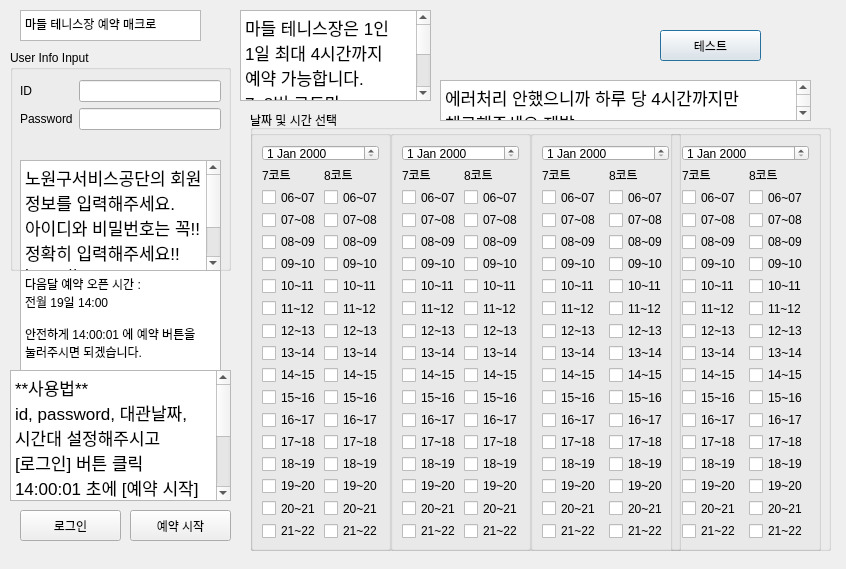
Qt form madeul/madeul.ui (thisIsJooS/Court-Reservation-Macro) before a commit.
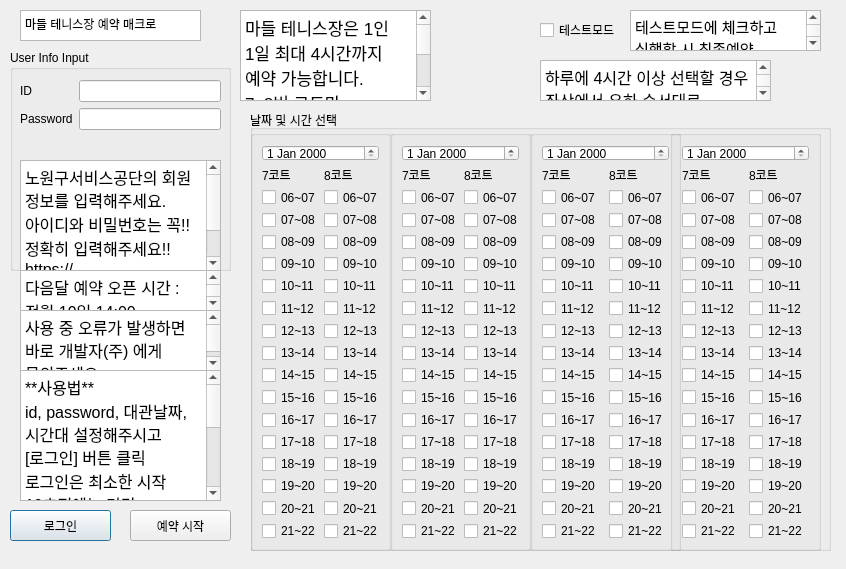
The same form after that commit.

Patch:
```diff
--- a/madeul/madeul.ui
+++ b/madeul/madeul.ui
@@ -39,10 +39,10 @@
 &lt;html&gt;&lt;head&gt;&lt;meta name=&quot;qrichtext&quot; content=&quot;1&quot; /&gt;&lt;style type=&quot;text/css&quot;&gt;
 p, li { white-space: pre-wrap; }
 &lt;/style&gt;&lt;/head&gt;&lt;body style=&quot; font-family:'.AppleSystemUIFont'; font-size:13pt; font-weight:400; font-style:normal;&quot;&gt;
-&lt;p style=&quot; margin-top:0px; margin-bottom:0px; margin-left:0px; margin-right:0px; -qt-block-indent:0; text-indent:0px;&quot;&gt;노원구서비스공단의 회원 정보를 입력해주세요.&lt;/p&gt;
-&lt;p style=&quot; margin-top:0px; margin-bottom:0px; margin-left:0px; margin-right:0px; -qt-block-indent:0; text-indent:0px;&quot;&gt;아이디와 비밀번호는 꼭!!&lt;/p&gt;
-&lt;p style=&quot; margin-top:0px; margin-bottom:0px; margin-left:0px; margin-right:0px; -qt-block-indent:0; text-indent:0px;&quot;&gt;정확히 입력해주세요!!&lt;/p&gt;
-&lt;p style=&quot; margin-top:0px; margin-bottom:0px; margin-left:0px; margin-right:0px; -qt-block-indent:0; text-indent:0px;&quot;&gt;https://reservation.nowonsc.kr/sports/tennis_list&lt;/p&gt;&lt;/body&gt;&lt;/html&gt;</string>
+&lt;p style=&quot; margin-top:0px; margin-bottom:0px; margin-left:0px; margin-right:0px; -qt-block-indent:0; text-indent:0px;&quot;&gt;&lt;span style=&quot; font-size:12pt;&quot;&gt;노원구서비스공단의 회원 정보를 입력해주세요.&lt;/span&gt;&lt;/p&gt;
+&lt;p style=&quot; margin-top:0px; margin-bottom:0px; margin-left:0px; margin-right:0px; -qt-block-indent:0; text-indent:0px;&quot;&gt;&lt;span style=&quot; font-size:12pt;&quot;&gt;아이디와 비밀번호는 꼭!!&lt;/span&gt;&lt;/p&gt;
+&lt;p style=&quot; margin-top:0px; margin-bottom:0px; margin-left:0px; margin-right:0px; -qt-block-indent:0; text-indent:0px;&quot;&gt;&lt;span style=&quot; font-size:12pt;&quot;&gt;정확히 입력해주세요!!&lt;/span&gt;&lt;/p&gt;
+&lt;p style=&quot; margin-top:0px; margin-bottom:0px; margin-left:0px; margin-right:0px; -qt-block-indent:0; text-indent:0px;&quot;&gt;&lt;span style=&quot; font-size:12pt;&quot;&gt;https://reservation.nowonsc.kr/sports/tennis_list&lt;/span&gt;&lt;/p&gt;&lt;/body&gt;&lt;/html&gt;</string>
     </property>
    </widget>
    <widget class="QWidget" name="formLayoutWidget">
@@ -78,23 +78,10 @@
     </layout>
    </widget>
   </widget>
-  <widget class="QPushButton" name="testBtn">
-   <property name="geometry">
-    <rect>
-     <x>660</x>
-     <y>30</y>
-     <width>101</width>
-     <height>31</height>
-    </rect>
-   </property>
-   <property name="text">
-    <string>테스트</string>
-   </property>
-  </widget>
   <widget class="QPushButton" name="loginBtn">
    <property name="geometry">
     <rect>
-     <x>20</x>
+     <x>10</x>
      <y>510</y>
      <width>101</width>
      <height>31</height>
@@ -1174,28 +1161,12 @@
 &lt;p style=&quot; margin-top:0px; margin-bottom:0px; margin-left:0px; margin-right:0px; -qt-block-indent:0; text-indent:0px;&quot;&gt;나머지 코트 : 고정대관 + 레슨&lt;/p&gt;&lt;/body&gt;&lt;/html&gt;</string>
    </property>
   </widget>
-  <widget class="QPlainTextEdit" name="plainTextEdit_3">
-   <property name="geometry">
-    <rect>
-     <x>20</x>
-     <y>270</y>
-     <width>201</width>
-     <height>101</height>
-    </rect>
-   </property>
-   <property name="plainText">
-    <string>다음달 예약 오픈 시간 : 
-전월 19일 14:00
-
-안전하게 14:00:01 에 예약 버튼을 눌러주시면 되겠습니다.</string>
-   </property>
-  </widget>
   <widget class="QTextBrowser" name="textBrowser_2">
    <property name="geometry">
     <rect>
-     <x>440</x>
-     <y>80</y>
-     <width>371</width>
+     <x>540</x>
+     <y>60</y>
+     <width>231</width>
      <height>41</height>
     </rect>
    </property>
@@ -1204,15 +1175,15 @@
 &lt;html&gt;&lt;head&gt;&lt;meta name=&quot;qrichtext&quot; content=&quot;1&quot; /&gt;&lt;style type=&quot;text/css&quot;&gt;
 p, li { white-space: pre-wrap; }
 &lt;/style&gt;&lt;/head&gt;&lt;body style=&quot; font-family:'.AppleSystemUIFont'; font-size:13pt; font-weight:400; font-style:normal;&quot;&gt;
-&lt;p style=&quot; margin-top:0px; margin-bottom:0px; margin-left:0px; margin-right:0px; -qt-block-indent:0; text-indent:0px;&quot;&gt;에러처리 안했으니까 하루 당 4시간까지만 체크해주세요 제발&lt;/p&gt;&lt;/body&gt;&lt;/html&gt;</string>
+&lt;p style=&quot; margin-top:0px; margin-bottom:0px; margin-left:0px; margin-right:0px; -qt-block-indent:0; text-indent:0px;&quot;&gt;&lt;span style=&quot; font-size:12pt;&quot;&gt;하루에 4시간 이상 선택할 경우 좌상에서 우하 순서대로 4개까지만 선택됩니다.&lt;/span&gt;&lt;/p&gt;&lt;/body&gt;&lt;/html&gt;</string>
    </property>
   </widget>
   <widget class="QTextBrowser" name="textBrowser_3">
    <property name="geometry">
     <rect>
-     <x>10</x>
+     <x>20</x>
      <y>370</y>
-     <width>221</width>
+     <width>201</width>
      <height>131</height>
     </rect>
    </property>
@@ -1221,11 +1192,78 @@
 &lt;html&gt;&lt;head&gt;&lt;meta name=&quot;qrichtext&quot; content=&quot;1&quot; /&gt;&lt;style type=&quot;text/css&quot;&gt;
 p, li { white-space: pre-wrap; }
 &lt;/style&gt;&lt;/head&gt;&lt;body style=&quot; font-family:'.AppleSystemUIFont'; font-size:13pt; font-weight:400; font-style:normal;&quot;&gt;
-&lt;p style=&quot; margin-top:0px; margin-bottom:0px; margin-left:0px; margin-right:0px; -qt-block-indent:0; text-indent:0px;&quot;&gt;**사용법**&lt;/p&gt;
-&lt;p style=&quot; margin-top:0px; margin-bottom:0px; margin-left:0px; margin-right:0px; -qt-block-indent:0; text-indent:0px;&quot;&gt;id, password, 대관날짜, 시간대 설정해주시고 [로그인] 버튼 클릭&lt;/p&gt;
-&lt;p style=&quot; margin-top:0px; margin-bottom:0px; margin-left:0px; margin-right:0px; -qt-block-indent:0; text-indent:0px;&quot;&gt;14:00:01 초에 [예약 시작] 버튼 클릭&lt;/p&gt;
-&lt;p style=&quot;-qt-paragraph-type:empty; margin-top:0px; margin-bottom:0px; margin-left:0px; margin-right:0px; -qt-block-indent:0; text-indent:0px;&quot;&gt;&lt;br /&gt;&lt;/p&gt;
-&lt;p style=&quot; margin-top:0px; margin-bottom:0px; margin-left:0px; margin-right:0px; -qt-block-indent:0; text-indent:0px;&quot;&gt;&lt;span style=&quot; font-weight:600; text-decoration: underline; color:#fc0107;&quot;&gt;!!절대로 프로그램과 같이 실행된 브라우저를 건들면 안됩니다!!&lt;/span&gt;&lt;/p&gt;&lt;/body&gt;&lt;/html&gt;</string>
+&lt;p style=&quot; margin-top:0px; margin-bottom:0px; margin-left:0px; margin-right:0px; -qt-block-indent:0; text-indent:0px;&quot;&gt;&lt;span style=&quot; font-size:12pt;&quot;&gt;**사용법**&lt;/span&gt;&lt;/p&gt;
+&lt;p style=&quot; margin-top:0px; margin-bottom:0px; margin-left:0px; margin-right:0px; -qt-block-indent:0; text-indent:0px;&quot;&gt;&lt;span style=&quot; font-size:12pt;&quot;&gt;id, password, 대관날짜, 시간대 설정해주시고 [로그인] 버튼 클릭&lt;/span&gt;&lt;/p&gt;
+&lt;p style=&quot; margin-top:0px; margin-bottom:0px; margin-left:0px; margin-right:0px; -qt-block-indent:0; text-indent:0px;&quot;&gt;&lt;span style=&quot; font-size:12pt;&quot;&gt;로그인은 최소한 시작 10초전에는 미리 해주세요.&lt;/span&gt;&lt;/p&gt;
+&lt;p style=&quot; margin-top:0px; margin-bottom:0px; margin-left:0px; margin-right:0px; -qt-block-indent:0; text-indent:0px;&quot;&gt;&lt;span style=&quot; font-size:12pt;&quot;&gt;14:00:01 초에 [예약 시작] 버튼 클릭&lt;/span&gt;&lt;/p&gt;
+&lt;p style=&quot;-qt-paragraph-type:empty; margin-top:0px; margin-bottom:0px; margin-left:0px; margin-right:0px; -qt-block-indent:0; text-indent:0px; font-size:12pt;&quot;&gt;&lt;br /&gt;&lt;/p&gt;
+&lt;p style=&quot; margin-top:0px; margin-bottom:0px; margin-left:0px; margin-right:0px; -qt-block-indent:0; text-indent:0px;&quot;&gt;&lt;span style=&quot; font-size:12pt; font-weight:600; text-decoration: underline; color:#fc0107;&quot;&gt;!!절대로 프로그램과 같이 실행된 브라우저를 건들면 안됩니다!!&lt;/span&gt;&lt;/p&gt;&lt;/body&gt;&lt;/html&gt;</string>
+   </property>
+  </widget>
+  <widget class="QCheckBox" name="testModeBtn">
+   <property name="geometry">
+    <rect>
+     <x>540</x>
+     <y>20</y>
+     <width>87</width>
+     <height>20</height>
+    </rect>
+   </property>
+   <property name="text">
+    <string>테스트모드</string>
+   </property>
+  </widget>
+  <widget class="QTextBrowser" name="textBrowser_4">
+   <property name="geometry">
+    <rect>
+     <x>630</x>
+     <y>10</y>
+     <width>191</width>
+     <height>41</height>
+    </rect>
+   </property>
+   <property name="html">
+    <string>&lt;!DOCTYPE HTML PUBLIC &quot;-//W3C//DTD HTML 4.0//EN&quot; &quot;http://www.w3.org/TR/REC-html40/strict.dtd&quot;&gt;
+&lt;html&gt;&lt;head&gt;&lt;meta name=&quot;qrichtext&quot; content=&quot;1&quot; /&gt;&lt;style type=&quot;text/css&quot;&gt;
+p, li { white-space: pre-wrap; }
+&lt;/style&gt;&lt;/head&gt;&lt;body style=&quot; font-family:'.AppleSystemUIFont'; font-size:13pt; font-weight:400; font-style:normal;&quot;&gt;
+&lt;p style=&quot; margin-top:0px; margin-bottom:0px; margin-left:0px; margin-right:0px; -qt-block-indent:0; text-indent:0px;&quot;&gt;&lt;span style=&quot; font-size:11pt;&quot;&gt;테스트모드에 체크하고 실행할 시 최종예약 직전까지만 가고 멈춥니다.&lt;/span&gt;&lt;/p&gt;&lt;/body&gt;&lt;/html&gt;</string>
+   </property>
+  </widget>
+  <widget class="QTextBrowser" name="textBrowser_5">
+   <property name="geometry">
+    <rect>
+     <x>20</x>
+     <y>270</y>
+     <width>201</width>
+     <height>41</height>
+    </rect>
+   </property>
+   <property name="html">
+    <string>&lt;!DOCTYPE HTML PUBLIC &quot;-//W3C//DTD HTML 4.0//EN&quot; &quot;http://www.w3.org/TR/REC-html40/strict.dtd&quot;&gt;
+&lt;html&gt;&lt;head&gt;&lt;meta name=&quot;qrichtext&quot; content=&quot;1&quot; /&gt;&lt;style type=&quot;text/css&quot;&gt;
+p, li { white-space: pre-wrap; }
+&lt;/style&gt;&lt;/head&gt;&lt;body style=&quot; font-family:'.AppleSystemUIFont'; font-size:13pt; font-weight:400; font-style:normal;&quot;&gt;
+&lt;p style=&quot; margin-top:0px; margin-bottom:0px; margin-left:0px; margin-right:0px; -qt-block-indent:0; text-indent:0px;&quot;&gt;&lt;span style=&quot; font-size:12pt;&quot;&gt;다음달 예약 오픈 시간 : &lt;/span&gt;&lt;/p&gt;
+&lt;p style=&quot; margin-top:0px; margin-bottom:0px; margin-left:0px; margin-right:0px; -qt-block-indent:0; text-indent:0px;&quot;&gt;&lt;span style=&quot; font-size:12pt;&quot;&gt;전월 19일 14:00&lt;/span&gt;&lt;/p&gt;&lt;/body&gt;&lt;/html&gt;</string>
+   </property>
+  </widget>
+  <widget class="QTextBrowser" name="textBrowser_6">
+   <property name="geometry">
+    <rect>
+     <x>20</x>
+     <y>310</y>
+     <width>201</width>
+     <height>61</height>
+    </rect>
+   </property>
+   <property name="html">
+    <string>&lt;!DOCTYPE HTML PUBLIC &quot;-//W3C//DTD HTML 4.0//EN&quot; &quot;http://www.w3.org/TR/REC-html40/strict.dtd&quot;&gt;
+&lt;html&gt;&lt;head&gt;&lt;meta name=&quot;qrichtext&quot; content=&quot;1&quot; /&gt;&lt;style type=&quot;text/css&quot;&gt;
+p, li { white-space: pre-wrap; }
+&lt;/style&gt;&lt;/head&gt;&lt;body style=&quot; font-family:'.AppleSystemUIFont'; font-size:13pt; font-weight:400; font-style:normal;&quot;&gt;
+&lt;p style=&quot; margin-top:0px; margin-bottom:0px; margin-left:0px; margin-right:0px; -qt-block-indent:0; text-indent:0px;&quot;&gt;&lt;span style=&quot; font-size:12pt;&quot;&gt;사용 중 오류가 발생하면 바로 개발자(주) 에게 문의주세요.&lt;/span&gt;&lt;/p&gt;
+&lt;p style=&quot; margin-top:0px; margin-bottom:0px; margin-left:0px; margin-right:0px; -qt-block-indent:0; text-indent:0px;&quot;&gt;&lt;span style=&quot; font-size:12pt;&quot;&gt;개발자에게도 큰 도움이 됩니다 :)&lt;/span&gt;&lt;/p&gt;&lt;/body&gt;&lt;/html&gt;</string>
    </property>
   </widget>
  </widget>
```
Left out of the diff: 34 changed lines with no effect on the pictures.
